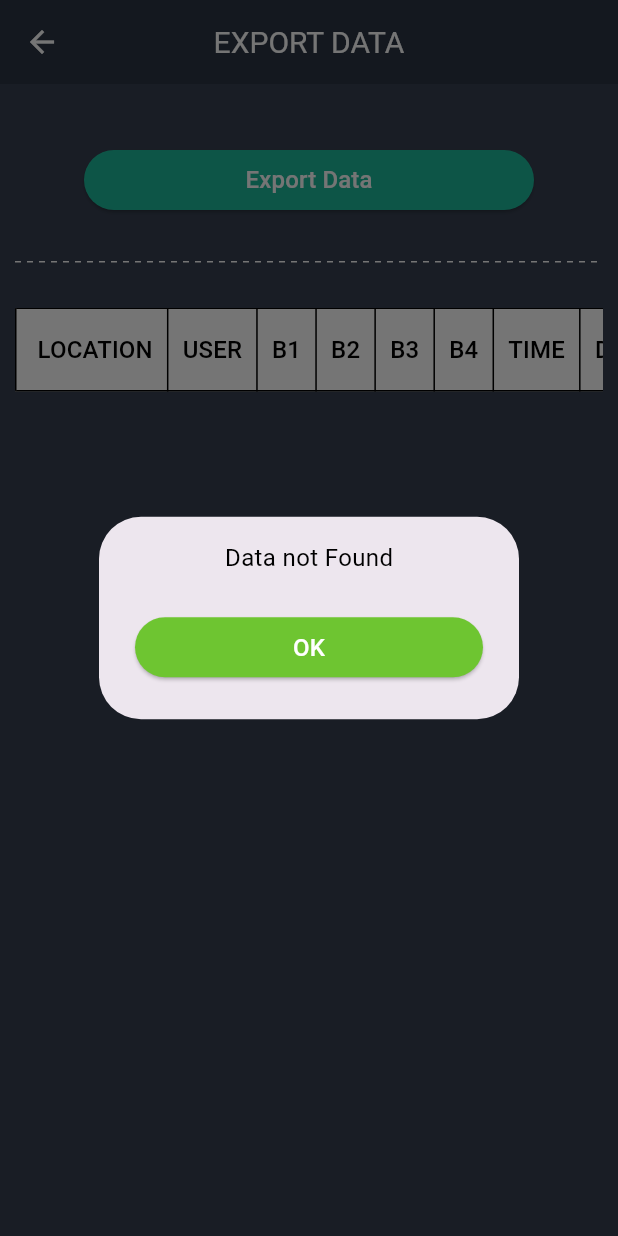
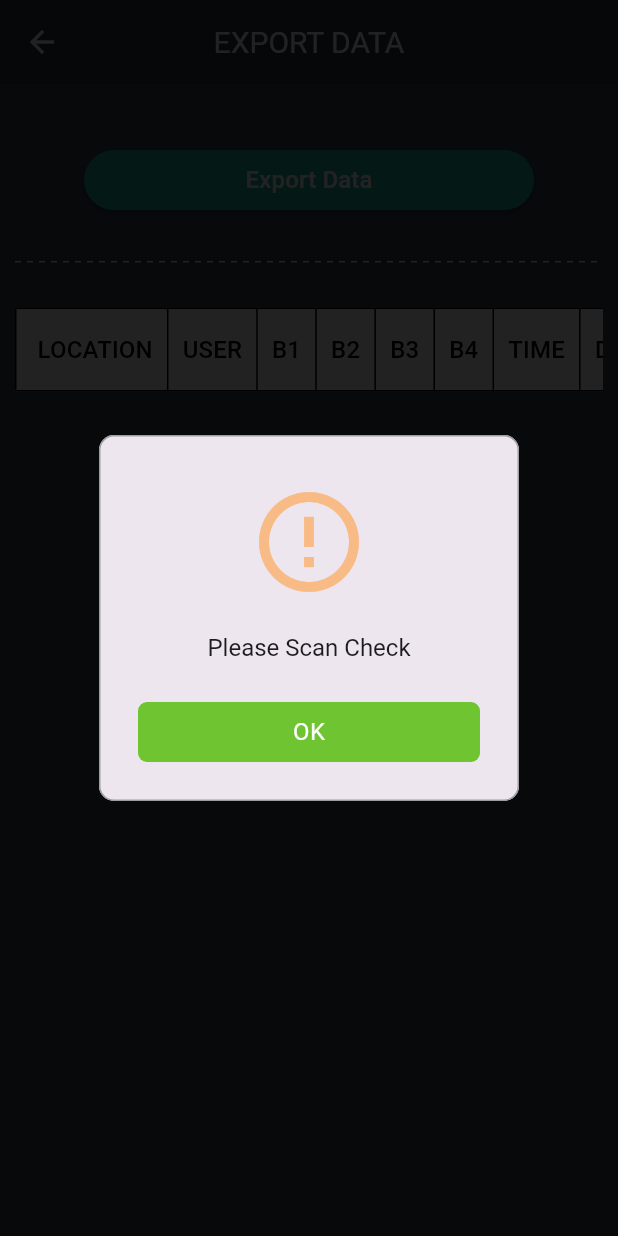
Before and after one commit to aotpattrawutkhamma/ircProject, a Flutter app: the ExportScreen screen opened by its route, after a tap on "Export Data", on a phone screen of 412 x 824 dp. Run offline on Flutter 3.47's test engine with Material 2 defaults, Android fonts, the phone set to English and light mode, and no system bars; drawn by our look-alikes of dotted_line, rflutter_alert; our stand-ins replace csv, dropdown_button2, file_picker, flutter_easyloading, font_awesome_flutter, page_transition and 2 more; missing offline and left inert: android_path_provider; accounts and stored records are empty.

Commit message:
AlertType export

```diff
--- a/irc_application/lib/screen/export/export_screen.dart
+++ b/irc_application/lib/screen/export/export_screen.dart
@@ -3,6 +3,7 @@ import 'package:android_path_provider/android_path_provider.dart';
 import 'package:csv/csv.dart';
 import 'package:dotted_line/dotted_line.dart';
 import 'package:flutter/material.dart';
+import 'package:flutter_easyloading/flutter_easyloading.dart';
 import 'package:irc_application/config/app_constants.dart';
 import 'package:irc_application/models/csvModel.dart';
 import 'package:irc_application/models/csvScanModel.dart';
@@ -92,32 +93,84 @@ class _ExportScreenState extends State<ExportScreen> {
         var file = File(pathFile);
         await file.writeAsString(data);
         _deleted();
-        _Dialog(
-            text: Label("Save Complete" + '\n' + "File Name : " + '$filename'),
-            isHideCancle: false,
-            onpressOk: () async {
-              await _deleted();
-              Navigator.pop(context);
-            });
+        Alert(
+            context: context,
+            type: AlertType.success,
+            closeIcon: Label(""),
+            desc: "Save Complete" + '\n' + "File Name : " + '$filename',
+            style: AlertStyle(
+                descPadding: EdgeInsets.only(top: 5),
+                descStyle: TextStyle(fontSize: 16)),
+            buttons: [
+              DialogButton(
+                  color: COLOR_ACTIVE,
+                  child: Label("OK", color: COLOR_WHITE),
+                  onPressed: () async {
+                    Navigator.pop(context);
+                    EasyLoading.showSuccess("Save Success",
+                        duration: Duration(seconds: 3));
+                  })
+            ]).show();
+        // _Dialog(
+        //     text: Label("Save Complete" + '\n' + "File Name : " + '$filename'),
+        //     isHideCancle: false,
+        //     onpressOk: () async {
+        //       await _deleted();
+        //       Navigator.pop(context);
+        //     });
       } else {
-        _Dialog(
-            text: Label("Data not Found"),
-            isHideCancle: false,
-            onpressOk: () async {
-              await _deleted();
-              Navigator.pop(context);
-            });
+        Alert(
+            context: context,
+            type: AlertType.warning,
+            closeIcon: Label(""),
+            desc: "Please Scan Check",
+            style: AlertStyle(
+                descPadding: EdgeInsets.only(top: 5),
+                descStyle: TextStyle(fontSize: 16)),
+            buttons: [
+              DialogButton(
+                  color: COLOR_ACTIVE,
+                  child: Label("OK", color: COLOR_WHITE),
+                  onPressed: () async {
+                    Navigator.pop(context);
+                  })
+            ]).show();
+
+        // _Dialog(
+        //     text: Label("Data not Found"),
+        //     isHideCancle: false,
+        //     onpressOk: () async {
+        //       await _deleted();
+        //       Navigator.pop(context);
+        //     });
       }
     } else {
-      _Dialog(
-          text: Label(
-            "Exception",
-            maxLines: 100,
-          ),
-          isHideCancle: false,
-          onpressOk: () async {
-            Navigator.pop(context);
-          });
+      Alert(
+          context: context,
+          type: AlertType.error,
+          closeIcon: Label(""),
+          desc: "Exception",
+          style: AlertStyle(
+              descPadding: EdgeInsets.only(top: 5),
+              descStyle: TextStyle(fontSize: 16)),
+          buttons: [
+            DialogButton(
+                color: COLOR_ACTIVE,
+                child: Label("OK", color: COLOR_WHITE),
+                onPressed: () async {
+                  Navigator.pop(context);
+                })
+          ]).show();
+
+      // _Dialog(
+      //     text: Label(
+      //       "Exception",
+      //       maxLines: 100,
+      //     ),
+      //     isHideCancle: false,
+      //     onpressOk: () async {
+      //       Navigator.pop(context);
+      //     });
     }
   }
 
```
